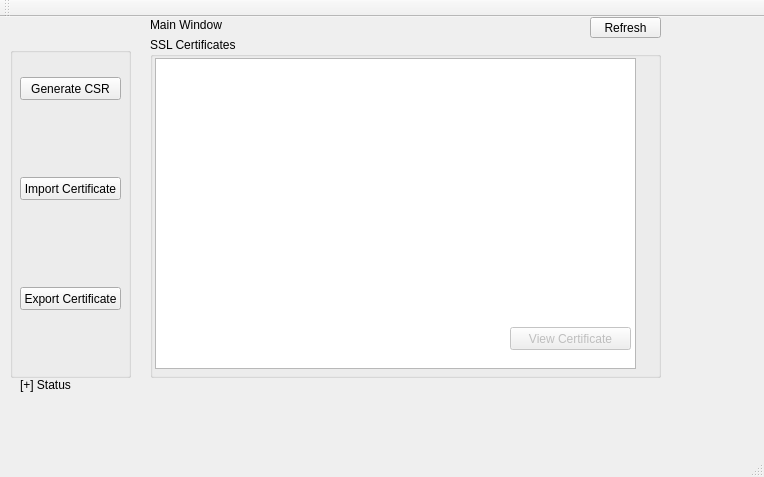
Qt form mainwindow.ui (stacywaturi/Design1) before a commit.
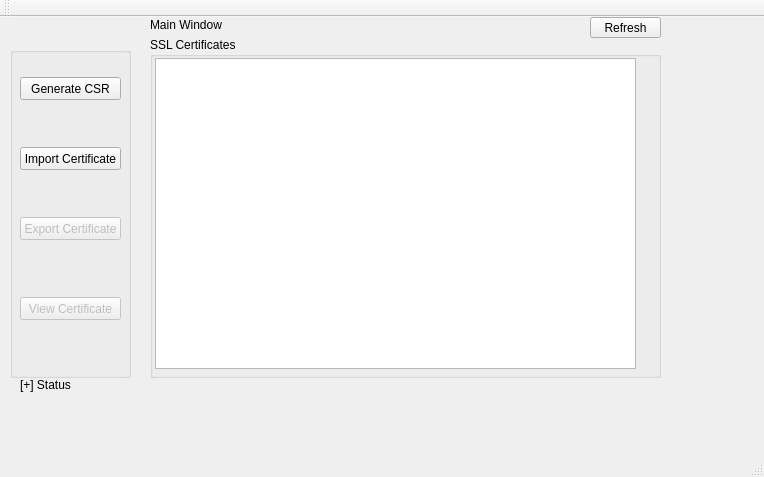
The same form after that commit.

```diff
--- a/mainwindow.ui
+++ b/mainwindow.ui
@@ -56,7 +56,7 @@
      <property name="geometry">
       <rect>
        <x>10</x>
-       <y>130</y>
+       <y>100</y>
        <width>101</width>
        <height>23</height>
       </rect>
@@ -66,10 +66,13 @@
      </property>
     </widget>
     <widget class="QPushButton" name="exportBtn">
+     <property name="enabled">
+      <bool>false</bool>
+     </property>
      <property name="geometry">
       <rect>
        <x>10</x>
-       <y>240</y>
+       <y>170</y>
        <width>101</width>
        <height>23</height>
       </rect>
@@ -78,6 +81,22 @@
       <string>Export Certificate</string>
      </property>
     </widget>
+    <widget class="QPushButton" name="viewCertBtn">
+     <property name="enabled">
+      <bool>false</bool>
+     </property>
+     <property name="geometry">
+      <rect>
+       <x>10</x>
+       <y>250</y>
+       <width>101</width>
+       <height>23</height>
+      </rect>
+     </property>
+     <property name="text">
+      <string>View Certificate</string>
+     </property>
+    </widget>
    </widget>
    <widget class="QGroupBox" name="groupBox_2">
     <property name="geometry">
@@ -101,22 +120,6 @@
       </rect>
      </property>
     </widget>
-    <widget class="QPushButton" name="viewCertBtn">
-     <property name="enabled">
-      <bool>false</bool>
-     </property>
-     <property name="geometry">
-      <rect>
-       <x>360</x>
-       <y>290</y>
-       <width>121</width>
-       <height>23</height>
-      </rect>
-     </property>
-     <property name="text">
-      <string>View Certificate</string>
-     </property>
-    </widget>
    </widget>
    <widget class="QLabel" name="label2">
     <property name="geometry">
```
